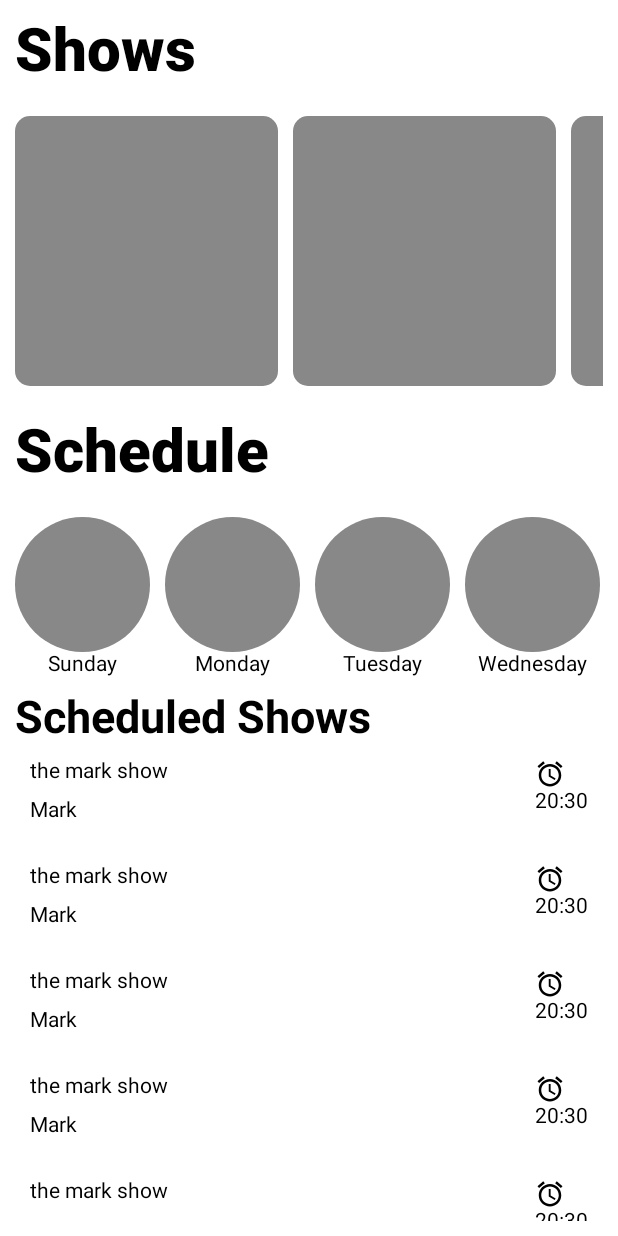
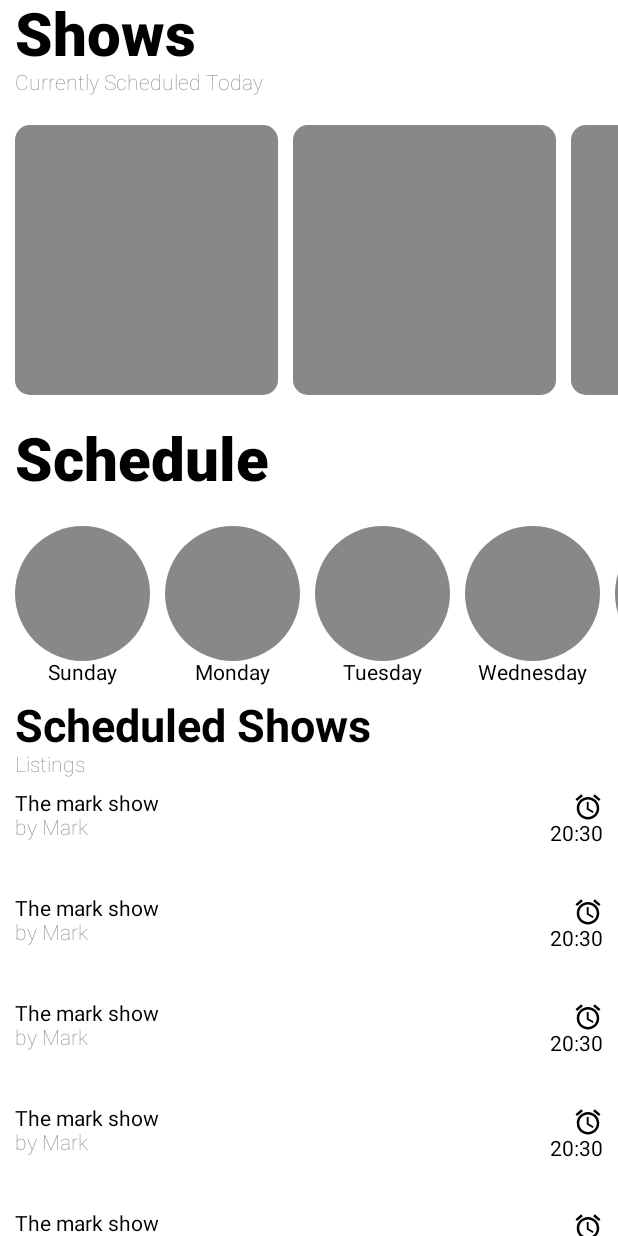
Before and after one commit to MwaiBanda/WPRK-MultiPlatform, an Android app built with Jetpack Compose: the @Preview function Preview, on a phone screen of 412 x 824 dp. Run offline under Robolectric (Android 15) with nearby library versions, the phone set to English and light mode, and no system bars.

Commit message:
- Added Live Page Update

```diff
--- a/app/build.gradle
+++ b/app/build.gradle
@@ -87,4 +87,7 @@ dependencies {
     implementation 'com.google.android.exoplayer:exoplayer:2.14.2'
     implementation "com.google.android.exoplayer:exoplayer-core:2.14.2"
 
+    //Acc
+    implementation "com.google.accompanist:accompanist-systemuicontroller:0.18.0"
+
 }
--- a/app/src/main/java/com/muse/wprk_concept/composables/Live.kt
+++ b/app/src/main/java/com/muse/wprk_concept/composables/Live.kt
@@ -2,12 +2,11 @@ package com.muse.wprk_concept.composables
 
 import androidx.compose.foundation.background
 import androidx.compose.foundation.layout.*
-import androidx.compose.foundation.lazy.LazyColumn
-import androidx.compose.foundation.lazy.LazyListState
-import androidx.compose.foundation.lazy.LazyRow
-import androidx.compose.foundation.lazy.itemsIndexed
+import androidx.compose.foundation.lazy.*
+import androidx.compose.foundation.rememberScrollState
 import androidx.compose.foundation.shape.CircleShape
 import androidx.compose.foundation.shape.RoundedCornerShape
+import androidx.compose.foundation.verticalScroll
 import androidx.compose.material.Icon
 import androidx.compose.material.IconButton
 import androidx.compose.material.Text
@@ -15,6 +14,10 @@ import androidx.compose.material.icons.Icons
 import androidx.compose.material.icons.filled.AccessAlarm
 import androidx.compose.material.icons.filled.Alarm
 import androidx.compose.runtime.Composable
+import androidx.compose.runtime.getValue
+import androidx.compose.runtime.setValue
+import androidx.compose.runtime.mutableStateOf
+import androidx.compose.runtime.remember
 import androidx.compose.ui.Alignment
 import androidx.compose.ui.Modifier
 import androidx.compose.ui.draw.clip
@@ -27,18 +30,23 @@ import androidx.compose.ui.unit.sp
 @Composable
 fun Live(paddingValues: PaddingValues,) {
     val days = listOf(
-    "Sunday","Monday","Tuesday","Wednesday","Thursday","Friday","Saturday"
+        "Sunday", "Monday", "Tuesday", "Wednesday", "Thursday", "Friday", "Saturday"
     )
-    Column(
-        Modifier
+    val rowState = rememberLazyListState()
+    val columnState = rememberLazyListState()
+
+    LazyColumn(
+        modifier = Modifier
             .fillMaxSize()
-            .padding(paddingValues = paddingValues)
-            .background(color = Color.White)
-            .padding(10.dp)
+            .padding(start = 10.dp),
     ) {
+        item {
             Text(text = "Shows", fontWeight = FontWeight.ExtraBold, fontSize = 40.sp)
+            Text(text = "Currently Scheduled Today ", fontWeight = FontWeight.Thin, color = Color.Gray)
             Spacer(modifier = Modifier.height(20.dp))
-        LazyRow(state = LazyListState(), modifier = Modifier.fillMaxWidth()) {
+        }
+        item {
+            LazyRow(state = rowState, modifier = Modifier.fillMaxWidth()) {
                 itemsIndexed((0..6).toList()) { i, item ->
 
 
@@ -53,10 +61,14 @@ fun Live(paddingValues: PaddingValues,) {
                     if (i == 6) Spacer(modifier = Modifier.width(10.dp))
                 }
             }
+        }
+        item {
             Spacer(modifier = Modifier.height(20.dp))
             Text(text = "Schedule", fontWeight = FontWeight.ExtraBold, fontSize = 40.sp)
             Spacer(modifier = Modifier.height(20.dp))
-        LazyRow(state = LazyListState(), modifier = Modifier.fillMaxWidth()) {
+        }
+        item {
+            LazyRow(state = columnState, modifier = Modifier.fillMaxWidth()) {
                 itemsIndexed((0..6).toList()) { i, item ->
 
                     if (i != 0) Spacer(modifier = Modifier.width(10.dp))
@@ -77,53 +89,65 @@ fun Live(paddingValues: PaddingValues,) {
                     if (i == 6) Spacer(modifier = Modifier.width(10.dp))
                 }
             }
+        }
+        item {
+
             Spacer(modifier = Modifier.height(10.dp))
             Text(text = "Scheduled Shows", fontSize = 30.sp, fontWeight = FontWeight.Bold)
-        LazyColumn(state = LazyListState(),
-            modifier = Modifier.fillMaxWidth(),
-            contentPadding = paddingValues
-        ){
+            Text(text = "Listings", fontWeight = FontWeight.Thin, color = Color.Gray)
 
-            items(5) { index ->
-                schedule_unit(title = "the mark show", author = "Mark", time = "20:30")
         }
+        item {
+            Spacer(modifier = Modifier.height(10.dp))
+            LazyColumn(
+                state = LazyListState(),
+                modifier = Modifier.height(300.dp)
+            ) {
+                itemsIndexed((0..6).toList()) { i, item ->
+
+                    ScheduleUnit(title = "The mark show", author = "Mark", time = "20:30")
+
+                }
+            }
+            Spacer(modifier = Modifier.height(20.dp))
         }
     }
 }
 
 @Composable
-fun schedule_unit(title: String, author: String, time: String){
+fun ScheduleUnit(title: String, author: String, time: String) {
     Row(
         modifier = Modifier
             .fillMaxWidth()
             .height(70.dp),
-        horizontalArrangement = Arrangement.SpaceBetween
-    ){
+    ) {
         Row(
             horizontalArrangement = Arrangement.SpaceBetween,
-            modifier = Modifier.padding(10.dp)
+            modifier = Modifier
+                .padding(end = 10.dp)
                 .fillMaxWidth()
         ) {
             Column(
                 verticalArrangement = Arrangement.SpaceEvenly
             ) {
                 Text(text = title)
-                Spacer(modifier = Modifier.height(10.dp))
-                Text(text = author)
+                Text(text = "by $author", color = Color.Gray, fontWeight = FontWeight.Thin)
             }
             Column(
-                verticalArrangement = Arrangement.Center
+                horizontalAlignment = Alignment.End
             ) {
-
-                IconButton(onClick = { /*TODO*/ },
-                modifier = Modifier.size(20.dp)) {
+                    IconButton(
+                        onClick = { /*TODO*/ },
+                        modifier = Modifier.size(20.dp)
+                    ) {
                         Icon(Icons.Default.Alarm, contentDescription = "Access alarm")
                     }
+
+
                 Text(text = time)
             }
 
         }
-
     }
 }
 
```
Also changed, not shown: app/src/main/java/com/muse/wprk_concept/MainActivity.kt (+31 -13 lines), app/src/main/java/com/muse/wprk_concept/composables/Account.kt (+52 -5 lines). Lines whose indentation alone changed are shown as unchanged.
